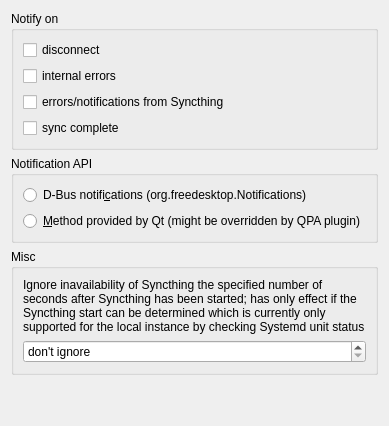
Qt form widgets/settings/notificationsoptionpage.ui (Martchus/syncthingtray) before a commit.
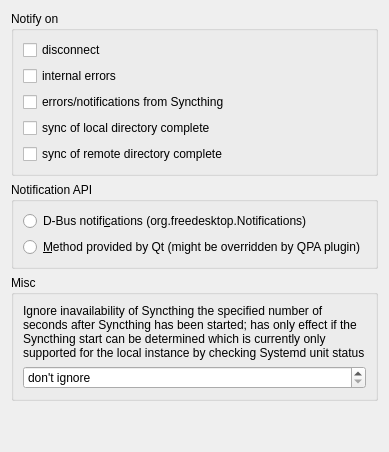
The same form after that commit. Icons and pictures are not drawn.

Commit message: Distinguish between local an remote sync in settings

```diff
--- a/widgets/settings/notificationsoptionpage.ui
+++ b/widgets/settings/notificationsoptionpage.ui
@@ -40,7 +40,14 @@
       <item>
        <widget class="QCheckBox" name="notifyOnSyncCompleteCheckBox">
         <property name="text">
-         <string>sync complete</string>
+         <string>sync of local directory complete</string>
+        </property>
+       </widget>
+      </item>
+      <item>
+       <widget class="QCheckBox" name="notifyOnRemoteSyncCompleteCheckBox">
+        <property name="text">
+         <string>sync of remote directory complete</string>
         </property>
        </widget>
       </item>
```
Left out of the diff: 2 changed lines with no effect on the pictures. The commit also changes 8 other files.
